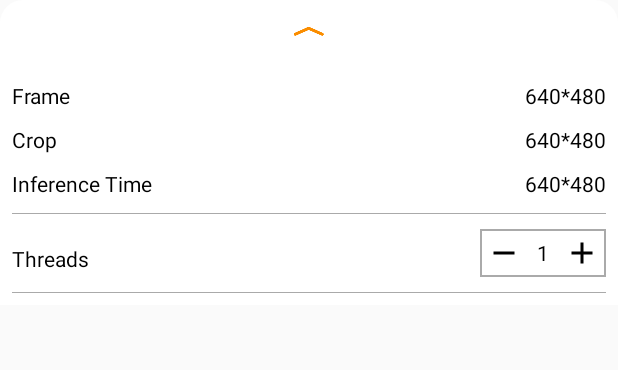
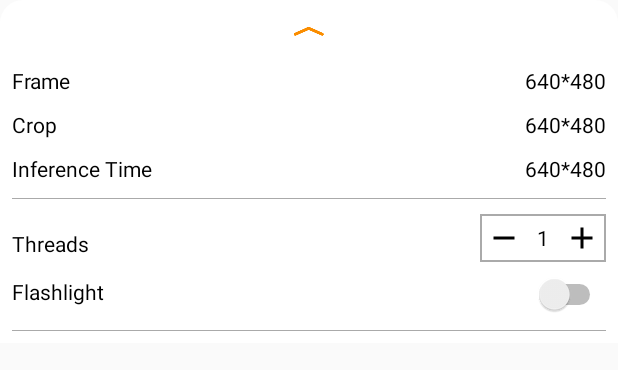
Before and after one commit to user08121982/Object-Detection, an Android app: the layout tfe_od_layout_bottom_sheet.xml on its own in the app's theme, with its tools: preview values and no code run, on a phone screen of 412 x 824 dp. Shown: the top 370 px of the screen. Run offline under Robolectric (Android 15) with nearby library versions, the phone set to English and light mode, and no system bars.

Commit message:
Object detection 1.5 (added flashlight)

```diff
--- a/app/src/main/AndroidManifest.xml
+++ b/app/src/main/AndroidManifest.xml
@@ -4,9 +4,11 @@
     <uses-sdk />
 
     <uses-permission android:name="android.permission.CAMERA" />
+    <uses-permission android:name="android.permission.FLASHLIGHT" />
 
     <uses-feature android:name="android.hardware.camera" />
     <uses-feature android:name="android.hardware.camera.autofocus" />
+    <uses-feature android:name="android.hardware.camera.flash" />
 
     <application
         android:allowBackup="false"
@@ -18,9 +20,9 @@
 
         <activity
             android:name=".splash"
+            android:exported="true"
             android:label="@string/tfe_od_app_name"
-            android:screenOrientation="portrait"
-            android:exported="true">
+            android:screenOrientation="portrait">
             <intent-filter>
                 <action android:name="android.intent.action.MAIN" />
                 <category android:name="android.intent.category.LAUNCHER" />
--- a/app/src/main/res/layout/tfe_od_layout_bottom_sheet.xml
+++ b/app/src/main/res/layout/tfe_od_layout_bottom_sheet.xml
@@ -38,7 +38,6 @@
             android:id="@+id/frame"
             android:layout_width="wrap_content"
             android:layout_height="wrap_content"
-            android:layout_marginTop="10dp"
             android:text="Frame"
             android:textColor="@android:color/black" />
 
@@ -46,7 +45,6 @@
             android:id="@+id/frame_info"
             android:layout_width="match_parent"
             android:layout_height="wrap_content"
-            android:layout_marginTop="10dp"
             android:gravity="right"
             android:text="640*480"
             android:textColor="@android:color/black" />
@@ -55,13 +53,13 @@
     <LinearLayout
         android:layout_width="match_parent"
         android:layout_height="wrap_content"
+        android:layout_marginTop="10dp"
         android:orientation="horizontal">
 
         <TextView
             android:id="@+id/crop"
             android:layout_width="wrap_content"
             android:layout_height="wrap_content"
-            android:layout_marginTop="10dp"
             android:text="Crop"
             android:textColor="@android:color/black" />
 
@@ -69,24 +67,22 @@
             android:id="@+id/crop_info"
             android:layout_width="match_parent"
             android:layout_height="wrap_content"
-            android:layout_marginTop="10dp"
             android:gravity="right"
             android:text="640*480"
             android:textColor="@android:color/black" />
     </LinearLayout>
 
 
-
     <LinearLayout
         android:layout_width="match_parent"
         android:layout_height="wrap_content"
+        android:layout_marginTop="10dp"
         android:orientation="horizontal">
 
         <TextView
             android:id="@+id/inference"
             android:layout_width="wrap_content"
             android:layout_height="wrap_content"
-            android:layout_marginTop="10dp"
             android:text="Inference Time"
             android:textColor="@android:color/black" />
 
@@ -94,7 +90,6 @@
             android:id="@+id/inference_info"
             android:layout_width="match_parent"
             android:layout_height="wrap_content"
-            android:layout_marginTop="10dp"
             android:gravity="right"
             android:text="640*480"
             android:textColor="@android:color/black" />
@@ -152,6 +147,26 @@
         </LinearLayout>
     </RelativeLayout>
 
+    <LinearLayout
+        android:layout_width="match_parent"
+        android:layout_height="wrap_content"
+        android:orientation="horizontal">
+
+        <TextView
+            android:layout_width="wrap_content"
+            android:layout_height="wrap_content"
+            android:layout_marginTop="10dp"
+            android:text="Flashlight"
+            android:textColor="@android:color/black" />
+
+        <Switch
+            android:id="@+id/flash"
+            android:layout_width="match_parent"
+            android:layout_height="wrap_content"
+            android:layout_marginTop="8dp"
+            android:gravity="right" />
+    </LinearLayout>
+
     <View
         android:layout_width="match_parent"
         android:layout_height="1px"
```
Also changed, not shown: app/src/main/java/com/avin/intelliscan/detection/CameraActivity.java (+6 -10 lines), app/src/main/java/com/avin/intelliscan/detection/CameraConnectionFragment.java (+105 -37 lines), app/src/main/java/com/avin/intelliscan/detection/LegacyCameraConnectionFragment.java (deleted, +0 -194 lines), app/src/main/java/com/avin/intelliscan/splash.java (+5 -5 lines).
